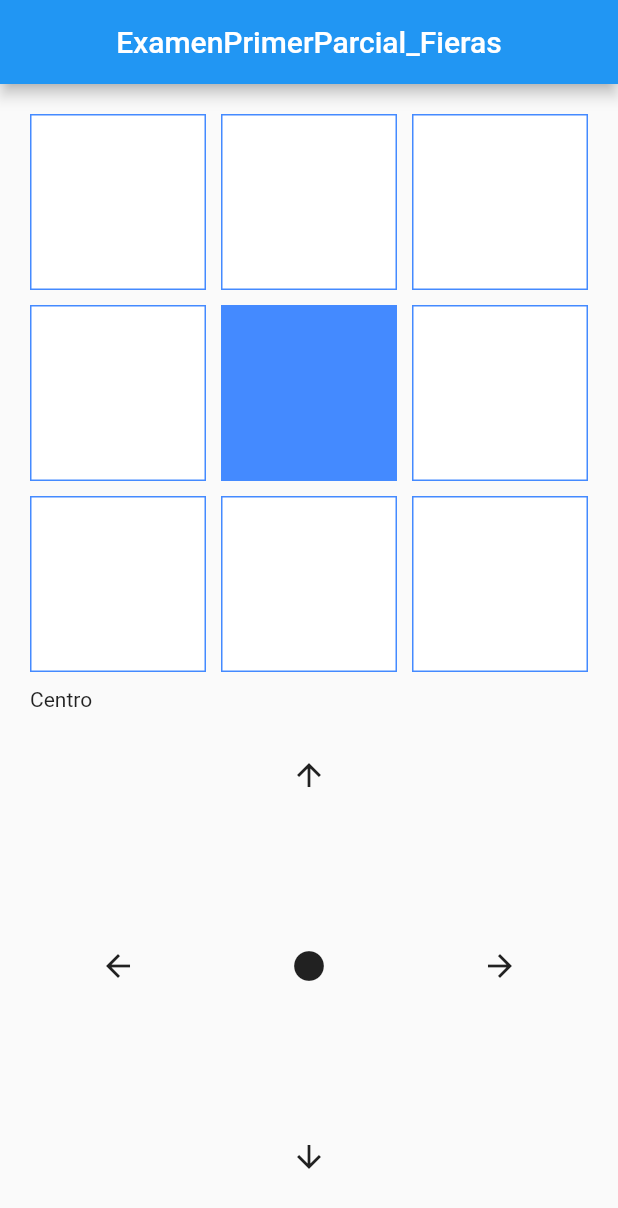
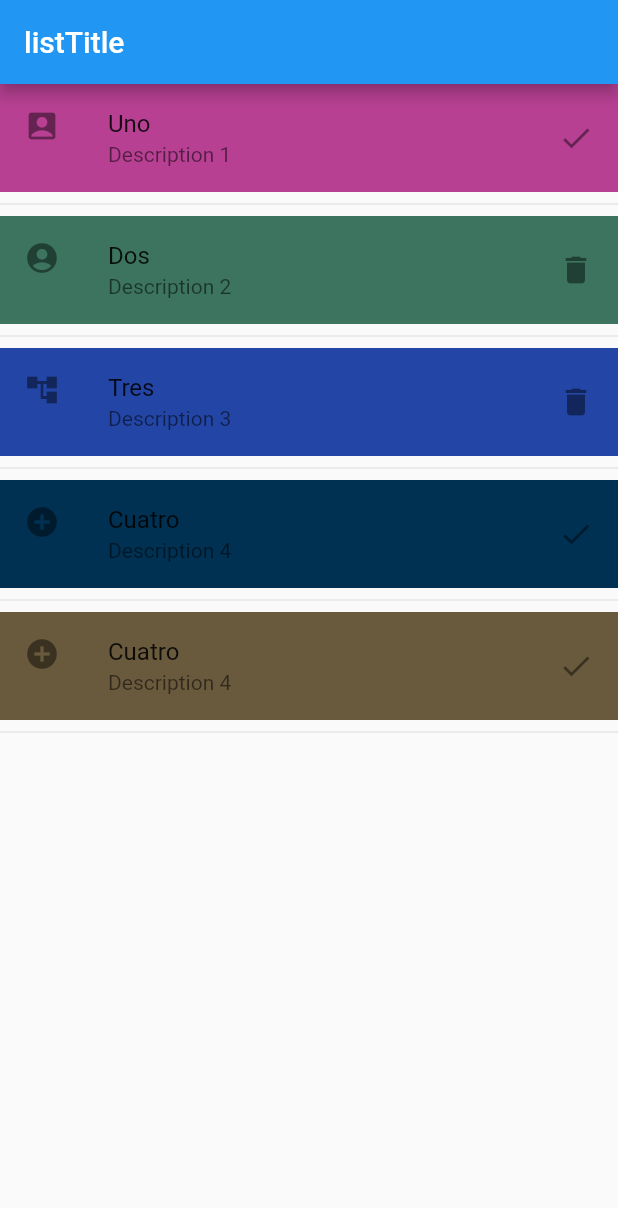
Before and after one commit to ffernando-cg/iOS-Fieras, a Flutter app: the screen it shows after launch, on a phone screen of 412 x 824 dp. Shown: the top 1208 px of the screen. Run offline on Flutter 3.47's test engine with Material 2 defaults, Android fonts, the phone set to English and light mode, and no system bars.

Commit message:
Practica de componentes y sus variaciones de front end

```diff
--- a/lib/main.dart
+++ b/lib/main.dart
@@ -1,6 +1,15 @@
 import 'package:flutter/material.dart';
-import 'src/app.dart';
+import 'src/pages/homepage_alternativo.dart';
 
-void main() {
-  runApp(new MyApp());
+void main() => runApp(MyApp());
+
+class MyApp extends StatelessWidget {
+  @override
+  Widget build(BuildContext context) {
+    return MaterialApp(
+      title: 'listTitle App',
+      debugShowCheckedModeBanner: false,
+      home:HomePageAlternativo()
+    );
+  }
 }
--- a/lib/src/app.dart
+++ /dev/null
@@ -1,11 +0,0 @@
-import 'package:flutter/material.dart';
-import 'package:first_exam_flutter/src/pages/controles.dart';
-
-class MyApp extends StatelessWidget {
-  Widget build(context) {
-    return MaterialApp(
-        home: Center(
-      child: ControlesPage(),
-    ));
-  }
-}
--- a/lib/src/pages/controles.dart
+++ /dev/null
@@ -1,234 +0,0 @@
-import 'package:flutter/material.dart';
-
-class ControlesPage extends StatefulWidget {
-  @override
-  createState() {
-    return _controlesState();
-  }
-}
-
-class _controlesState extends State<ControlesPage> {
-  // const color = this.props.dataItem;
-  final _estilo = new TextStyle(fontSize: 30);
-
-  int _positionX = 1;
-  int _positionY = 1;
-  int _actualPosition = 0;
-
-  List<Color> colores = [
-    Colors.white,
-    Colors.white,
-    Colors.white,
-    Colors.white,
-    Colors.white,
-    Colors.white,
-    Colors.white,
-    Colors.white,
-    Colors.white,
-    Colors.white
-  ];
-
-  String cadena = '';
-  String warning = '';
-
-  void instructionsCenter() => {
-        setState(() {
-          _positionY = 1;
-          _positionX = 1;
-          _actualPosition = 1;
-          cadena = 'Inicio';
-          warning = 'Regresaste a la posicion inicial';
-          showActualPosition();
-        })
-      };
-
-  void instructionsRight() => {
-        setState(() {
-          _positionY++;
-          if (_positionY == 3) {
-            instructionsCenter();
-          }
-          showActualPosition();
-        })
-      };
-
-  void instructionsLeft() => {
-        setState(() {
-          _positionY--;
-          if (_positionY == -1) {
-            instructionsCenter();
-          }
-          showActualPosition();
-        })
-      };
-
-  void instructionsBottom() => {
-        setState(() {
-          _positionX++;
-          if (_positionX == 3) {
-            instructionsCenter();
-          }
-          showActualPosition();
-        })
-      };
-
-  void instructionsTop() => {
-        setState(() {
-          _positionX--;
-          if (_positionX == -1) {
-            instructionsCenter();
-          }
-          showActualPosition();
-        })
-      };
-
-  void showActualPosition() => {
-        setState(() {
-          var dataList = List.generate(3, (i) => [0, 0, 0], growable: false);
-          dataList[_positionX][_positionY] = 1;
-          colores[0] = Colors.white;
-          colores[1] = Colors.white;
-          colores[2] = Colors.white;
-          colores[3] = Colors.white;
-          colores[4] = Colors.white;
-          colores[5] = Colors.white;
-          colores[6] = Colors.white;
-          colores[7] = Colors.white;
-          colores[8] = Colors.white;
-          if (dataList[0][0] == 1) {
-            cadena = 'Noroeste';
-            colores[0] = Colors.blueAccent;
-          } else if (dataList[0][1] == 1) {
-            cadena = 'Norte';
-            colores[1] = Colors.blueAccent;
-          } else if (dataList[0][2] == 1) {
-            cadena = 'Noreste';
-            colores[2] = Colors.blueAccent;
-          } else if (dataList[1][0] == 1) {
-            cadena = 'Oeste';
-            colores[3] = Colors.blueAccent;
-          } else if (dataList[1][1] == 1) {
-            cadena = 'Centro';
-            colores[4] = Colors.blueAccent;
-          } else if (dataList[1][2] == 1) {
-            cadena = 'Este';
-            colores[5] = Colors.blueAccent;
-          } else if (dataList[2][0] == 1) {
-            cadena = 'Suroeste';
-            colores[6] = Colors.blueAccent;
-          } else if (dataList[2][1] == 1) {
-            cadena = 'Sur';
-            colores[7] = Colors.blueAccent;
-          } else if (dataList[2][2] == 1) {
-            cadena = 'Sureste';
-            colores[8] = Colors.blueAccent;
-          } else {
-            warning =
-                'Posicion salida del recuadro, volviendo a posicion inicial';
-            dataList[1][1] = 1;
-            colores[3] = Colors.blueAccent;
-          }
-        })
-      };
-
-  @override
-  Widget build(BuildContext context) {
-    showActualPosition();
-    return Scaffold(
-      appBar: AppBar(
-        title: Text('ExamenPrimerParcial_Fieras'),
-        centerTitle: true,
-      ),
-      body: GridView.count(
-          primary: false,
-          padding: const EdgeInsets.all(20),
-          crossAxisSpacing: 10,
-          mainAxisSpacing: 10,
-          crossAxisCount: 3,
-          children: <Widget>[
-            Container(
-              padding: const EdgeInsets.all(8),
-              decoration: BoxDecoration(
-                color: colores[0],
-                border: Border.all(color: Colors.blueAccent),
-              ),
-            ),
-            Container(
-              padding: const EdgeInsets.all(8),
-              decoration: BoxDecoration(
-                color: colores[1],
-                border: Border.all(color: Colors.blueAccent),
-              ),
-            ),
-            Container(
-              padding: const EdgeInsets.all(8),
-              decoration: BoxDecoration(
-                color: colores[2],
-                border: Border.all(color: Colors.blueAccent),
-              ),
-            ),
-            Container(
-              padding: const EdgeInsets.all(8),
-              decoration: BoxDecoration(
-                color: colores[3],
-                border: Border.all(color: Colors.blueAccent),
-              ),
-            ),
-            Container(
-              padding: const EdgeInsets.all(8),
-              decoration: BoxDecoration(
-                color: colores[4],
-                border: Border.all(color: Colors.blueAccent),
-              ),
-            ),
-            Container(
-              padding: const EdgeInsets.all(8),
-              decoration: BoxDecoration(
-                color: colores[5],
-                border: Border.all(color: Colors.blueAccent),
-              ),
-            ),
-            Container(
-              padding: const EdgeInsets.all(8),
-              decoration: BoxDecoration(
-                color: colores[6],
-                border: Border.all(color: Colors.blueAccent),
-              ),
-            ),
-            Container(
-              padding: const EdgeInsets.all(8),
-              decoration: BoxDecoration(
-                color: colores[7],
-                border: Border.all(color: Colors.blueAccent),
-              ),
-            ),
-            Container(
-              padding: const EdgeInsets.all(8),
-              decoration: BoxDecoration(
-                color: colores[8],
-                border: Border.all(color: Colors.blueAccent),
-              ),
-            ),
-            Text('$cadena'),
-            FlatButton(
-                child: Icon(Icons.arrow_upward), onPressed: instructionsTop),
-            Text('$warning'),
-            FlatButton(
-                child: Icon(Icons.arrow_back), onPressed: instructionsLeft),
-            FlatButton(
-                child: Icon(Icons.circle), onPressed: instructionsCenter),
-            FlatButton(
-                child: Icon(Icons.arrow_forward), onPressed: instructionsRight),
-            Container(
-              padding: const EdgeInsets.all(8),
-            ),
-            FlatButton(
-                child: Icon(Icons.arrow_downward),
-                onPressed: instructionsBottom),
-            Container(
-              padding: const EdgeInsets.all(8),
-            ),
-          ]),
-    );
-  }
-}
--- /dev/null
+++ b/lib/src/pages/homepage_alternativo.dart
@@ -0,0 +1,82 @@
+import 'package:flutter/material.dart';
+
+class HomePageAlternativo extends StatelessWidget {
+  //final opciones = ['Uno','Dos','Tres','Cuatro','Cinco'];
+  final opciones = [
+    {
+      "color": 0xFFB74093,
+      "title": "Uno",
+      "description": "Description 1",
+      "iconL": Icons.account_box,
+      "iconT": Icons.check
+    },
+    {
+      "color": 0xFF3C7460,
+      "title": "Dos",
+      "description": "Description 2",
+      "iconL": Icons.account_circle,
+      "iconT": Icons.delete
+    }, //account_circle
+    {
+      "color": 0xFF2346A6,
+      "title": "Tres",
+      "description": "Description 3",
+      "iconL": Icons.account_tree,
+      "iconT": Icons.delete
+    }, //account_tree
+    {
+      "color": 0xFF003152,
+      "title": "Cuatro",
+      "description": "Description 4",
+      "iconL": Icons.add_circle,
+      "iconT": Icons.check
+    },
+    {
+      "color": 0xFF695A3D,
+      "title": "Cuatro",
+      "description": "Description 4",
+      "iconL": Icons.add_circle,
+      "iconT": Icons.check
+    }, //add_circle
+  ];
+
+  @override
+  Widget build(BuildContext context) {
+    return Scaffold(
+      appBar: AppBar(
+        title: Text('listTitle'),
+      ),
+      body: ListView(
+        children: _crearItemsCorto(),
+      ),
+    );
+  }
+
+  /*List <Widget> _crearItems() {
+    List<Widget> lista = new List<Widget>();
+    for (var opt in opciones) {
+      final tempWidget = ListTile(
+        title: Text(opt),
+      );
+      //lista.add(tempWidget);
+      //lista.add(Divider());
+      lista..add(tempWidget)..add(Divider());
+    }
+  }*/
+
+  List<Widget> _crearItemsCorto() {
+    return opciones.map((item) {
+      return Column(children: [
+        ListTile(
+          tileColor: Color(item['color']),
+          title: Text((item['title'])),
+          subtitle: Text(item['description']),
+          leading: Icon(item['iconL']),
+          trailing: Icon(item['iconT']),
+          onTap: () {},
+        ),
+        Divider(),
+      ]);
+    }).toList();
+  }
+}
--- a/pubspec.yaml
+++ b/pubspec.yaml
@@ -1,4 +1,4 @@
-name: first_exam_flutter
+name: components_practice
 description: A new Flutter project.
 
 # The following line prevents the package from being accidentally published to
```
Also changed, not shown: 10 other files.
